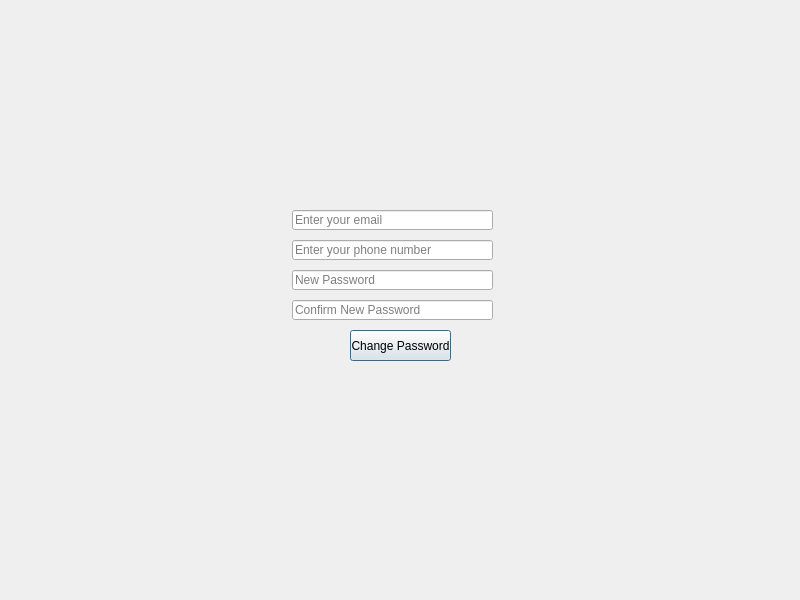
The window that forgotpassword.ui (prazzx/Kakshya) describes before a commit, drawn with Qt 5.
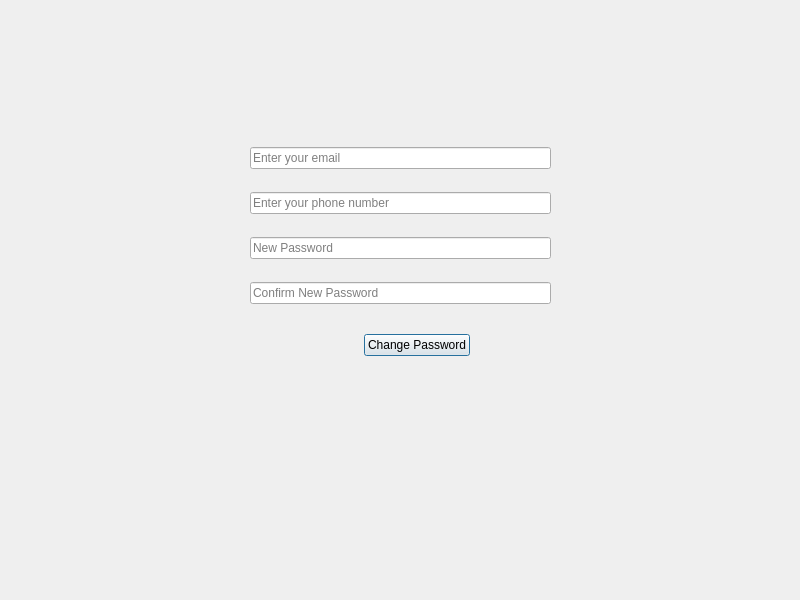
The same window after the commit.

```diff
--- a/forgotpassword.ui
+++ b/forgotpassword.ui
@@ -13,83 +13,71 @@
   <property name="windowTitle">
    <string>Dialog</string>
   </property>
-  <widget class="QLineEdit" name="lineEditEmail">
+  <widget class="QWidget" name="">
    <property name="geometry">
     <rect>
-     <x>292</x>
-     <y>210</y>
-     <width>201</width>
-     <height>20</height>
-    </rect>
-   </property>
-   <property name="placeholderText">
-    <string>Enter your email</string>
-   </property>
-  </widget>
-  <widget class="QLineEdit" name="lineEditPhone">
-   <property name="geometry">
-    <rect>
-     <x>292</x>
-     <y>240</y>
-     <width>201</width>
-     <height>20</height>
-    </rect>
-   </property>
-   <property name="placeholderText">
-    <string>Enter your phone number</string>
-   </property>
-  </widget>
-  <widget class="QLineEdit" name="lineEditNewpassword">
-   <property name="geometry">
-    <rect>
-     <x>292</x>
-     <y>270</y>
-     <width>201</width>
-     <height>20</height>
-    </rect>
-   </property>
-   <property name="placeholderText">
-    <string>New Password</string>
-   </property>
-  </widget>
-  <widget class="QLineEdit" name="lineEditConfirmpassword">
-   <property name="geometry">
-    <rect>
-     <x>292</x>
-     <y>300</y>
-     <width>201</width>
-     <height>20</height>
-    </rect>
-   </property>
-   <property name="placeholderText">
-    <string>Confirm New Password</string>
-   </property>
-  </widget>
-  <widget class="QPushButton" name="pushButtonChangepassword">
-   <property name="geometry">
-    <rect>
-     <x>350</x>
+     <x>330</x>
      <y>330</y>
-     <width>101</width>
+     <width>140</width>
      <height>31</height>
     </rect>
    </property>
-   <property name="text">
-    <string>Change Password</string>
-   </property>
+   <layout class="QHBoxLayout" name="horizontalLayout">
+    <item>
+     <widget class="QLabel" name="labelMessage">
+      <property name="text">
+       <string/>
+      </property>
+     </widget>
+    </item>
+    <item>
+     <widget class="QPushButton" name="pushButtonChangepassword">
+      <property name="text">
+       <string>Change Password</string>
+      </property>
+     </widget>
+    </item>
+   </layout>
   </widget>
-  <widget class="QLabel" name="labelMessage">
+  <widget class="QWidget" name="">
    <property name="geometry">
     <rect>
-     <x>330</x>
-     <y>370</y>
-     <width>131</width>
-     <height>41</height>
+     <x>250</x>
+     <y>130</y>
+     <width>301</width>
+     <height>191</height>
     </rect>
    </property>
-   <property name="text">
-    <string/>
-   </property>
+   <layout class="QVBoxLayout" name="verticalLayout">
+    <item>
+     <widget class="QLineEdit" name="lineEditEmail">
+      <property name="placeholderText">
+       <string>Enter your email</string>
+      </property>
+     </widget>
+    </item>
+    <item>
+     <widget class="QLineEdit" name="lineEditPhone">
+      <property name="placeholderText">
+       <string>Enter your phone number</string>
+      </property>
+     </widget>
+    </item>
+    <item>
+     <widget class="QLineEdit" name="lineEditNewpassword">
+      <property name="placeholderText">
+       <string>New Password</string>
+      </property>
+     </widget>
+    </item>
+    <item>
+     <widget class="QLineEdit" name="lineEditConfirmpassword">
+      <property name="placeholderText">
+       <string>Confirm New Password</string>
+      </property>
+     </widget>
+    </item>
+   </layout>
   </widget>
  </widget>
  <resources/>
```
